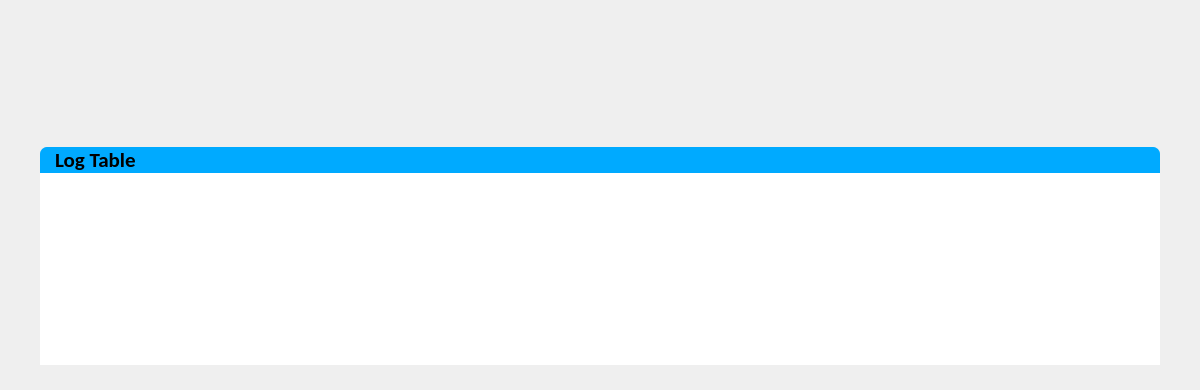
This is ui-interface/src/main_window.ui in biirdrat/bug-sense as Qt 5 draws it before an edit; both pictures show x 0 to 1200 and y 410 to 800 of the 1200 by 800 pixel window. The edited form follows.
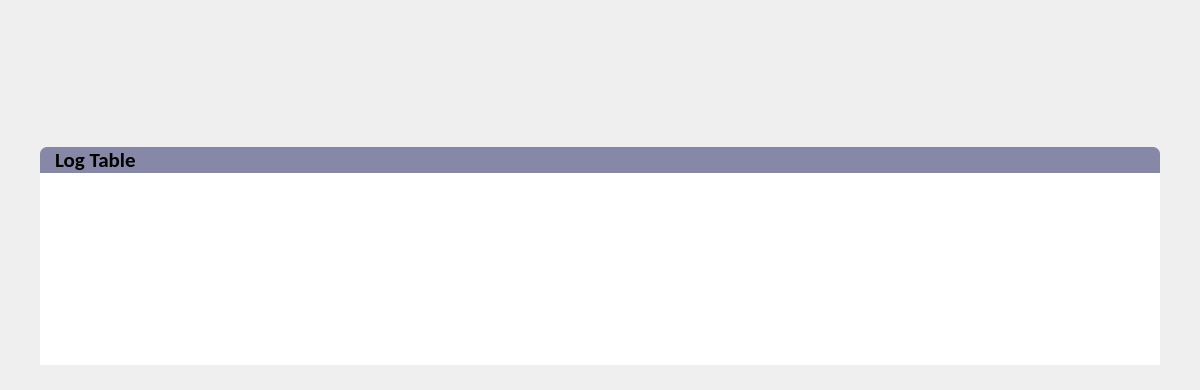
This is the edited form.

Commit message: feat: add log table functionality

The edit to the form file:
```diff
--- a/ui-interface/src/main_window.ui
+++ b/ui-interface/src/main_window.ui
@@ -28,11 +28,20 @@
 
 QLabel#log_label
 {
-	background-color: rgb(0, 170, 255);
+	background-color: rgb(135, 135, 167);
 	border-top-left-radius: 7px;
 	border-top-right-radius: 7px;
 	padding-left: 10px;
 }
+
+
+QTableWidget
+{
+	border: none;
+	background-color: rgb(255, 255, 255);
+	padding-left: 10px;
+}
+
 </string>
   </property>
   <widget class="QWidget" name="centralwidget">
```
Left out of the diff: 13 changed lines with no effect on the pictures. The commit also changes 5 other files.
